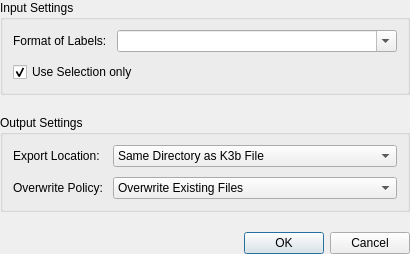
Before: the Qt Designer form plugins/export_k3b/K3BExportOptionsDialogBase.ui in KDE/kwave, drawn with Qt 5.
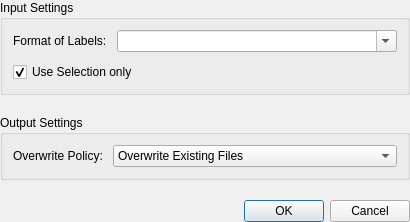
After: the same form once the commit is applied. Custom widgets are drawn as their Qt base class.

Commit message:
plugins/export_k3b: implement selecting a directory to export tracks into
this is needed when in a flatpak sandbox to provide access permission to the directory

What changed in the file:
```diff
--- a/plugins/export_k3b/K3BExportOptionsDialogBase.ui
+++ b/plugins/export_k3b/K3BExportOptionsDialogBase.ui
@@ -103,42 +103,6 @@
        <number>10</number>
       </property>
       <item row="0" column="0">
-       <widget class="QLabel" name="lblExportLocation">
-        <property name="text">
-         <string>Export Location:</string>
-        </property>
-        <property name="wordWrap">
-         <bool>false</bool>
-        </property>
-       </widget>
-      </item>
-      <item row="0" column="1">
-       <widget class="KComboBox" name="cbExportLocation">
-        <property name="sizePolicy">
-         <sizepolicy hsizetype="MinimumExpanding" vsizetype="Minimum">
-          <horstretch>0</horstretch>
-          <verstretch>0</verstretch>
-         </sizepolicy>
-        </property>
-        <property name="whatsThis">
-         <string>Specify where to place the exported sound files which are used for the tracks of the audio CD.</string>
-        </property>
-        <property name="duplicatesEnabled">
-         <bool>false</bool>
-        </property>
-        <item>
-         <property name="text">
-          <string>Same Directory as K3b File</string>
-         </property>
-        </item>
-        <item>
-         <property name="text">
-          <string>Sub Directory</string>
-         </property>
-        </item>
-       </widget>
-      </item>
-      <item row="1" column="0">
        <widget class="QLabel" name="lblOverwritePolicy">
         <property name="sizePolicy">
          <sizepolicy hsizetype="Minimum" vsizetype="Minimum">
@@ -154,7 +118,7 @@
         </property>
        </widget>
       </item>
-      <item row="1" column="1">
+      <item row="0" column="1">
        <widget class="KComboBox" name="cbOverwritePolicy">
         <property name="sizePolicy">
          <sizepolicy hsizetype="MinimumExpanding" vsizetype="Minimum">
```
Left out of the diff: 1 changed line with no effect on the pictures. The commit also changes 4 other files.
